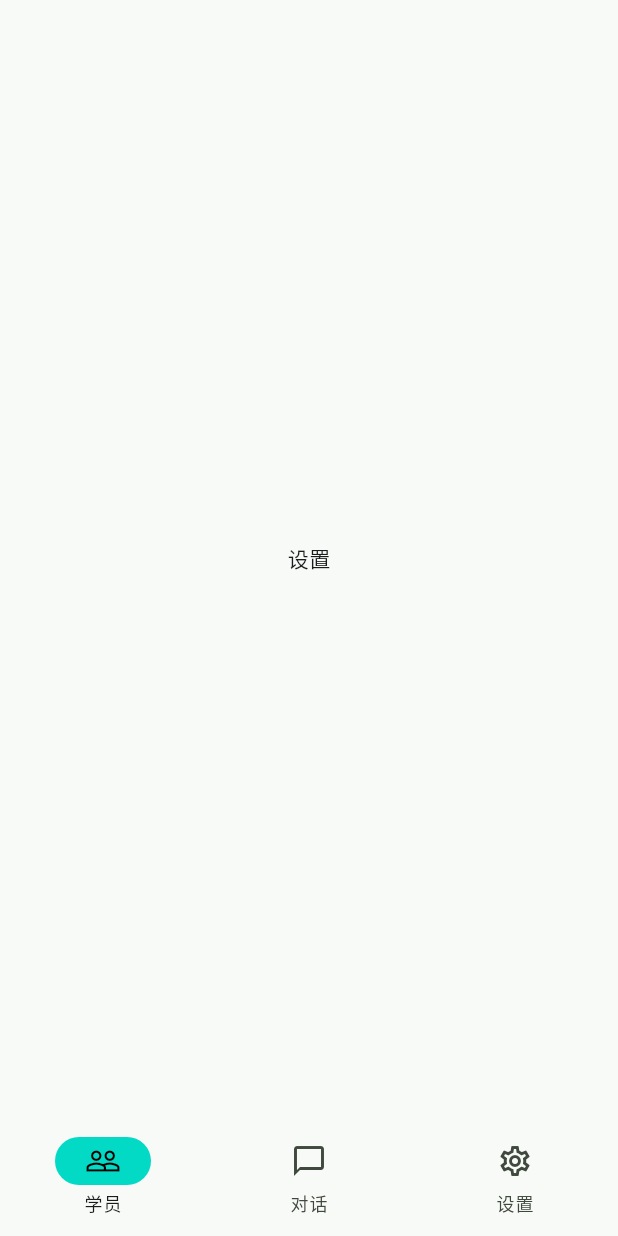
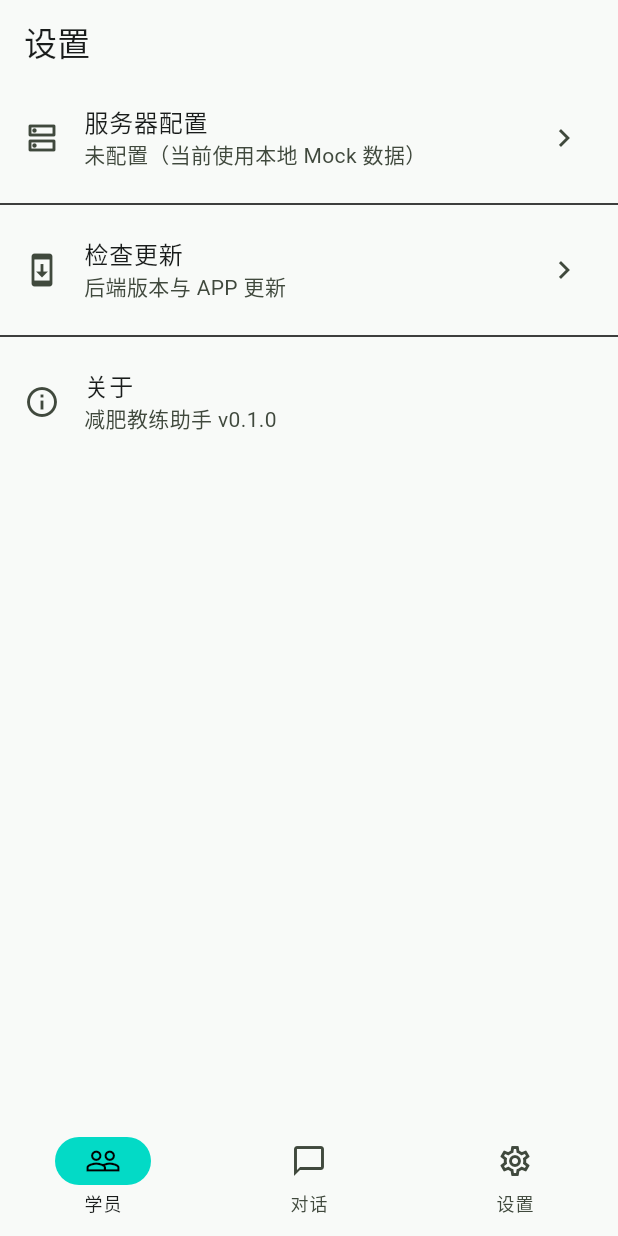
Before and after one commit to Casertmisten/slim-bot, a Flutter app: the SettingsPage screen opened by its route, on a phone screen of 412 x 824 dp. Run offline on Flutter 3.47's test engine with Material 3 defaults, Android fonts, the phone set to English and light mode, and no system bars; our stand-ins replace dio, fl_chart, flutter_riverpod, go_router, shared_preferences; accounts and stored records are empty.

Commit message:
feat: 实现设置页（服务器配置 + 版本查询）

```diff
--- a/lib/features/settings/settings_page.dart
+++ b/lib/features/settings/settings_page.dart
@@ -1,8 +1,77 @@
 import 'package:flutter/material.dart';
+import 'package:flutter_riverpod/flutter_riverpod.dart';
+import '../../core/api/api_client.dart';
+import '../../core/config/app_config.dart';
+import 'widgets/server_config_dialog.dart';
 
-final class SettingsPage extends StatelessWidget {
+class SettingsPage extends ConsumerWidget {
   const SettingsPage({super.key});
+
   @override
-  Widget build(BuildContext context) =>
-      const Scaffold(body: Center(child: Text('设置')));
+  Widget build(BuildContext context, WidgetRef ref) {
+    final config = ref.watch(appConfigProvider);
+    final client = ref.watch(apiClientProvider);
+    final useMock = client == null;
+
+    return Scaffold(
+      appBar: AppBar(title: const Text('设置')),
+      body: ListView(
+        children: [
+          ListTile(
+            leading: const Icon(Icons.dns_outlined),
+            title: const Text('服务器配置'),
+            subtitle: Text(useMock
+                ? '未配置（当前使用本地 Mock 数据）'
+                : '已连接：${config.baseUrl}'),
+            trailing: const Icon(Icons.chevron_right),
+            onTap: () => showDialog(
+              context: context,
+              builder: (_) => const ServerConfigDialog(),
+            ),
+          ),
+          const Divider(),
+          ListTile(
+            leading: const Icon(Icons.system_update),
+            title: const Text('检查更新'),
+            subtitle: const Text('后端版本与 APP 更新'),
+            trailing: const Icon(Icons.chevron_right),
+            onTap: () => _showUpdateInfo(context, client),
+          ),
+          const Divider(),
+          ListTile(
+            leading: const Icon(Icons.info_outline),
+            title: const Text('关于'),
+            subtitle: const Text('减肥教练助手 v0.1.0'),
+          ),
+        ],
+      ),
+    );
+  }
+
+  Future<void> _showUpdateInfo(BuildContext context, ApiClient? client) async {
+    if (client == null) {
+      ScaffoldMessenger.of(context).showSnackBar(
+        const SnackBar(content: Text('请先配置后端地址')),
+      );
+      return;
+    }
+    // 调用后端 /admin/version
+    try {
+      final r = await client.dio.get('/admin/version');
+      if (!context.mounted) return;
+      showDialog(
+        context: context,
+        builder: (_) => AlertDialog(
+          title: const Text('版本信息'),
+          content: Text('后端版本：${r.data['commit']}\n时间：${r.data['time']}'),
+          actions: [
+            TextButton(onPressed: () => Navigator.pop(context), child: const Text('关闭')),
+          ],
+        ),
+      );
+    } catch (e) {
+      if (!context.mounted) return;
+      ScaffoldMessenger.of(context).showSnackBar(SnackBar(content: Text('查询失败：$e')));
+    }
+  }
 }
```
Also changed, not shown: lib/features/settings/widgets/server_config_dialog.dart (added, +66 -0 lines).
